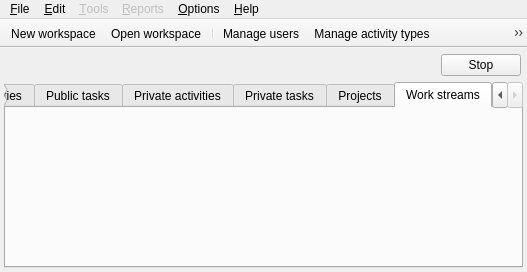
Above: Srt.QT/tt3-skin-admin/MainFrame.ui from akapustiatyahoocouk/TimeTracker3 before the change. Below: the same form after it.
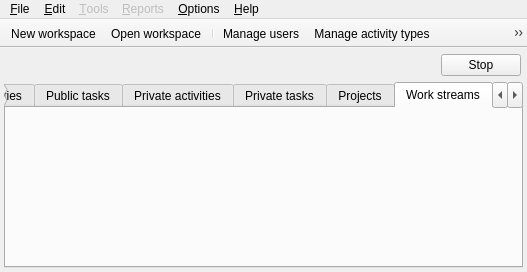
That is the form after the change. The open tabs and pages were chosen to show the change. Icons and pictures are not drawn.

The edit to the form file:
```diff
--- a/Srt.QT/tt3-skin-admin/MainFrame.ui
+++ b/Srt.QT/tt3-skin-admin/MainFrame.ui
@@ -116,6 +116,15 @@
         <string>Work streams</string>
        </attribute>
       </widget>
+      <widget class="QWidget" name="manageBeneficiariesTab">
+       <attribute name="icon">
+        <iconset resource="tt3-skin-admin.qrc">
+         <normaloff>:/tt3-skin-admin/Resources/Images/Objects/BeneficiarySmall.png</normaloff>:/tt3-skin-admin/Resources/Images/Objects/BeneficiarySmall.png</iconset>
+       </attribute>
+       <attribute name="title">
+        <string>Beneficiaries</string>
+       </attribute>
+      </widget>
      </widget>
     </item>
     <item row="0" column="0">
```
Left out of the diff: 2 changed lines with no effect on the pictures.
